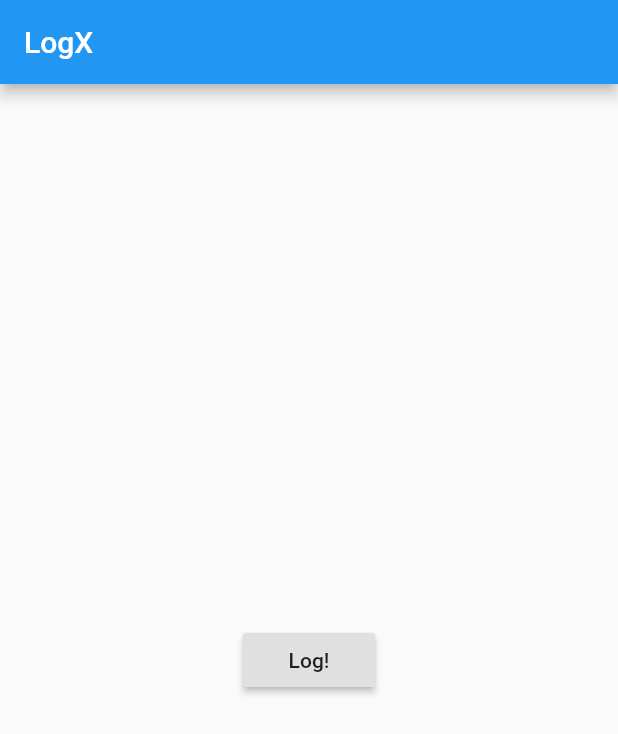
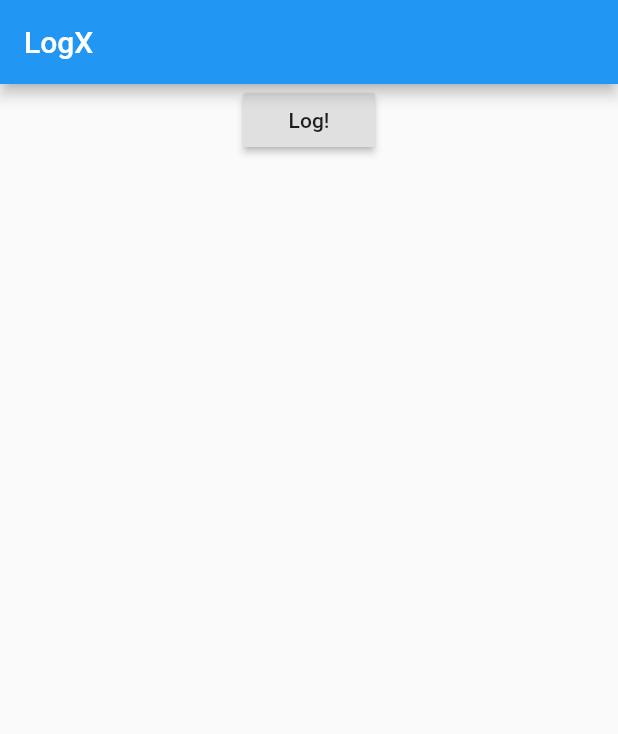
Before and after one commit to vaetas/logx, a Flutter app: the screen it shows after launch, after a tap on "Log!", on a phone screen of 412 x 824 dp. Shown: the top 734 px of the screen. Run offline on Flutter 3.47's test engine with Material 2 defaults, Android fonts, the phone set to English and light mode, and no system bars.

```diff
--- a/example/lib/main.dart
+++ b/example/lib/main.dart
@@ -2,28 +2,40 @@ import 'package:flutter/material.dart';
 import 'package:logx/logx.dart';
 
 void main() {
-  Log.d('Error message from main()', error: ArgumentError());
+  Log.d('Error log', error: ArgumentError(), name: 'main');
   runApp(ExampleApp());
 }
 
 class ExampleApp extends StatelessWidget with LogMixin {
   @override
   Widget build(BuildContext context) {
-    log.d('Building widget');
+    log.d('Building widget', error: ArgumentError());
+    log.t('Log with timestamp');
     return MaterialApp(
       home: Scaffold(
         appBar: AppBar(title: Text('LogX')),
         body: Container(
-          child: Center(
-            child: RaisedButton(
-              onPressed: () {
-                log.t('Hello world');
-              },
-              child: Text('Log!'),
-            ),
+          child: Column(
+            children: <Widget>[
+              RaisedButton(
+                onPressed: () {
+                  log.t('Hello world');
+                },
+                child: Text('Log!'),
+              ),
+              SomeWidget(),
+            ],
           ),
         ),
       ),
     );
   }
 }
+
+class SomeWidget extends StatelessWidget with LogMixin {
+  @override
+  Widget build(BuildContext context) {
+    log.d('Build');
+    return Container();
+  }
+}
```
Also changed, not shown: screenshot.png (added), 1 other file.
